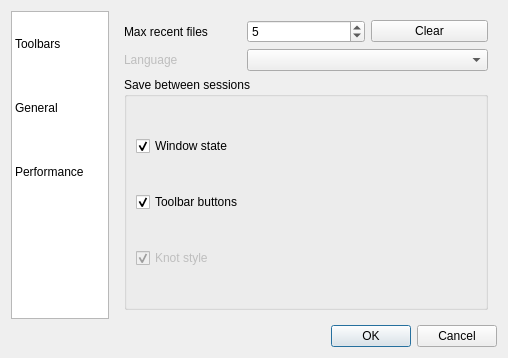
This is src/dialogs/config_dialog.ui in mbasaglia/Knotter as Qt 5 draws it before an edit. The edited form follows.
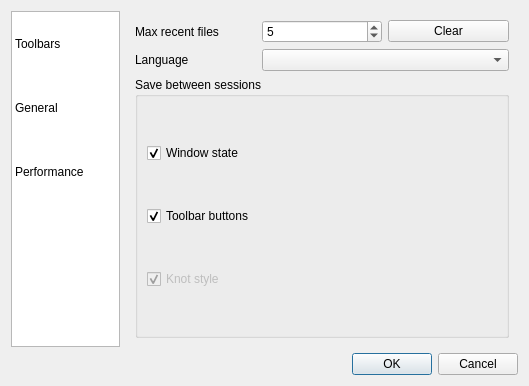
This is the edited form. The open tabs and pages were chosen to show the change.

```diff
--- a/src/dialogs/config_dialog.ui
+++ b/src/dialogs/config_dialog.ui
@@ -6,8 +6,8 @@
    <rect>
     <x>0</x>
     <y>0</y>
-    <width>508</width>
-    <height>358</height>
+    <width>529</width>
+    <height>386</height>
    </rect>
   </property>
   <property name="sizePolicy">
@@ -428,16 +428,17 @@
        </item>
        <item row="1" column="0">
         <widget class="QLabel" name="label_3">
-         <property name="enabled">
-          <bool>false</bool>
-         </property>
          <property name="text">
           <string>Language</string>
          </property>
         </widget>
        </item>
        <item row="1" column="1" colspan="2">
-        <widget class="QComboBox" name="language_combo"/>
+        <widget class="QComboBox" name="language_combo">
+         <property name="currentIndex">
+          <number>-1</number>
+         </property>
+        </widget>
        </item>
        <item row="2" column="0" colspan="3">
         <widget class="QGroupBox" name="groupBox_2">
```
Left out of the diff: 10 changed lines with no effect on the pictures.
